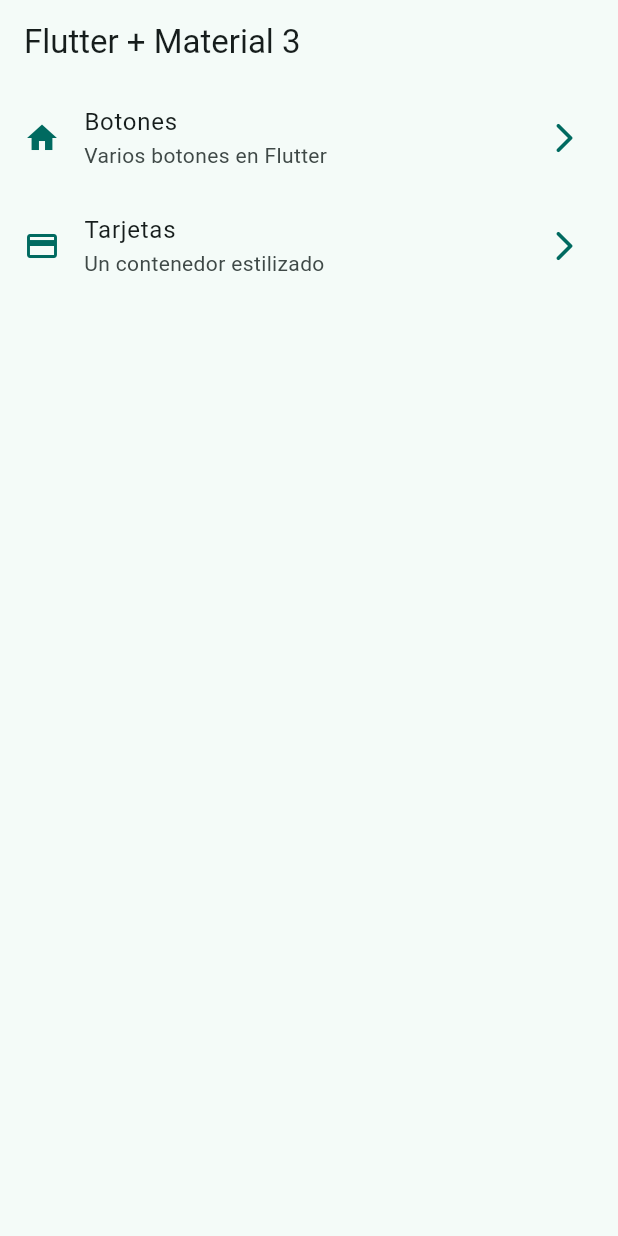
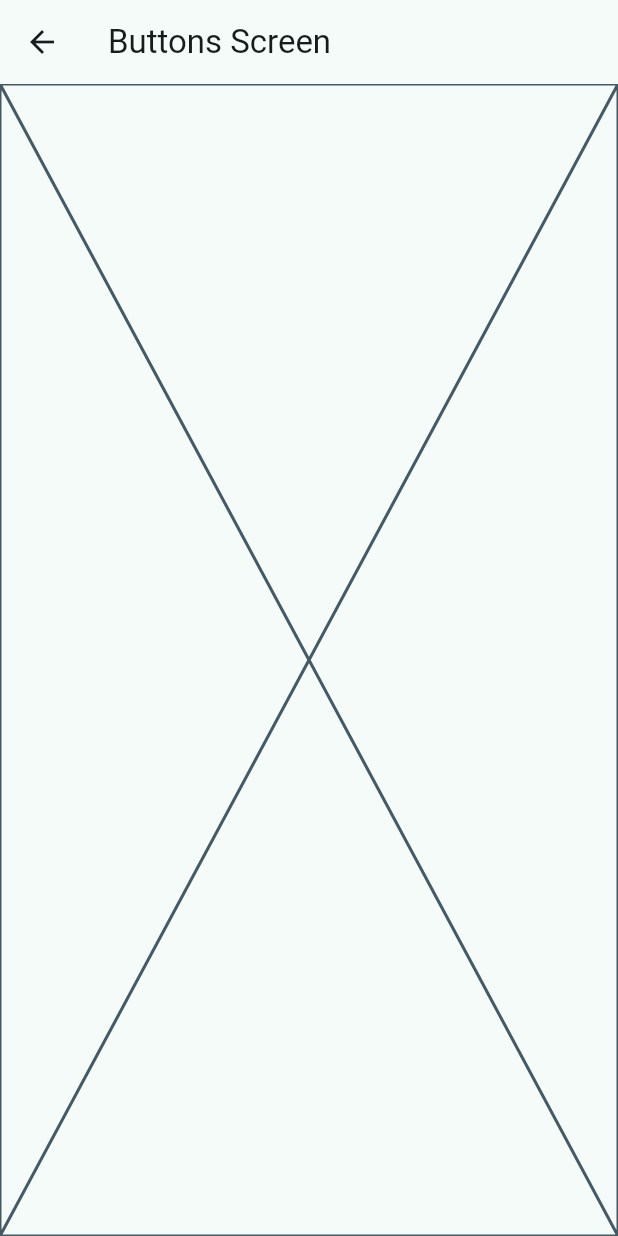
Before and after one commit to Frank076-web/widgets_app_flutter, a Flutter app: the screen it shows after launch, after a tap on "Botones", on a phone screen of 412 x 824 dp. Run offline on Flutter 3.47's test engine with Material 3 defaults, Android fonts, the phone set to English and light mode, and no system bars.

Commit message:
rutas basicas configuradas

```diff
--- a/lib/config/menu/menu_items.dart
+++ b/lib/config/menu/menu_items.dart
@@ -17,13 +17,13 @@ List<MenuItem> appMenuItems = const [
   MenuItem(
     title: 'Botones',
     subTitle: 'Varios botones en Flutter',
-    link: '/',
+    link: '/buttons',
     icon: Icons.home,
   ),
   MenuItem(
     title: 'Tarjetas',
     subTitle: 'Un contenedor estilizado',
-    link: '/card',
+    link: '/cards',
     icon: Icons.credit_card,
   ),
 ];
--- a/lib/main.dart
+++ b/lib/main.dart
@@ -13,7 +13,12 @@ class MyApp extends StatelessWidget {
       debugShowCheckedModeBanner: false,
       title: 'Material App',
       theme: AppTheme(selectedColor: 1).getThemeData(),
-        home: const HomeScreen()
+      routes: {
+        '/': (context) => const HomeScreen(),
+        '/buttons': (context) => const ButtonsScreen(),
+        '/cards': (context) => const CardsScreen(),
+      },
+      initialRoute: '/',
     );
   }
 }
--- /dev/null
+++ b/lib/presentation/screens/buttons/buttons_screen.dart
@@ -0,0 +1,15 @@
+import 'package:flutter/material.dart';
+
+class ButtonsScreen extends StatelessWidget {
+  const ButtonsScreen({super.key});
+
+  @override
+  Widget build(BuildContext context) {
+    return Scaffold(
+      appBar: AppBar(
+        title: const Text('Buttons Screen'),
+      ),
+      body: const Placeholder(),
+    );
+  }
+}
--- a/lib/presentation/screens/home/index.dart
+++ /dev/null
@@ -1 +0,0 @@
-export './home_screen.dart';
--- a/lib/presentation/screens/index.dart
+++ b/lib/presentation/screens/index.dart
@@ -1 +1,3 @@
-export './home/index.dart';
+export './cards/cards_screen.dart';
+export './home/home_screen.dart';
+export './buttons/buttons_screen.dart';
--- /dev/null
+++ b/lib/presentation/widgets/home/home_list_tile.dart
@@ -0,0 +1,29 @@
+import 'package:flutter/material.dart';
+import 'package:widgets_app/config/index.dart';
+
+class HomeListTile extends StatelessWidget {
+  final MenuItem menuItem;
+
+  const HomeListTile({super.key, required this.menuItem});
+
+  @override
+  Widget build(BuildContext context) {
+    final colors = Theme.of(context).colorScheme;
+
+    return ListTile(
+      leading: Icon(
+        menuItem.icon,
+        color: colors.primary,
+      ),
+      trailing: Icon(
+        Icons.arrow_forward_ios_rounded,
+        color: colors.primary,
+      ),
+      title: Text(menuItem.title),
+      subtitle: Text(menuItem.subTitle),
+      onTap: () {
+        Navigator.pushNamed(context, menuItem.link);
+      },
+    );
+  }
+}
--- a/lib/presentation/widgets/home/home_view.dart
+++ b/lib/presentation/widgets/home/home_view.dart
@@ -1,5 +1,6 @@
 import 'package:flutter/material.dart';
 import 'package:widgets_app/config/index.dart';
+import 'package:widgets_app/presentation/widgets/index.dart';
 
 class HomeView extends StatelessWidget {
   const HomeView({super.key});
@@ -13,35 +14,8 @@ class HomeView extends StatelessWidget {
       itemBuilder: (context, index) {
         final item = menuItems[index];
 
-        return _CustomListTile(item: item);
+        return HomeListTile(menuItem: item);
       },
     );
   }
 }
-
-class _CustomListTile extends StatelessWidget {
-  final MenuItem item;
-
-  const _CustomListTile({required this.item});
-
-  @override
-  Widget build(BuildContext context) {
-    final colors = Theme.of(context).colorScheme;
-
-    return ListTile(
-      leading: Icon(
-        item.icon,
-        color: colors.primary,
-      ),
-      trailing: Icon(
-        Icons.arrow_forward_ios_rounded,
-        color: colors.primary,
-      ),
-      title: Text(item.title),
-      subtitle: Text(item.subTitle),
-      onTap: () {
-        //TODO: Navegar a otras pantallas
-      },
-    );
-  }
-}
--- a/lib/presentation/widgets/home/index.dart
+++ b/lib/presentation/widgets/home/index.dart
@@ -1 +1,2 @@
 export './home_view.dart';
+export './home_list_tile.dart';
```
Also changed, not shown: lib/presentation/screens/cards/cards_screen.dart (added, +15 -0 lines).
